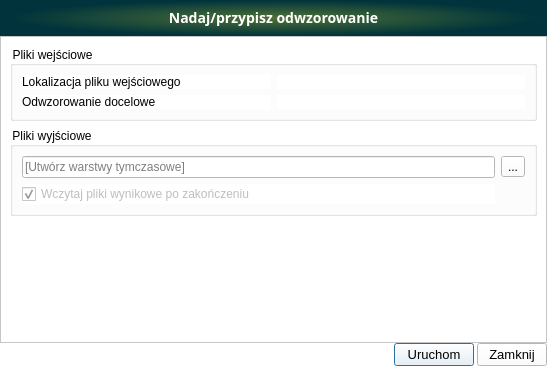
This is SetProjection/UI/SetProjection_UI.ui in eryk918/nmt_analysis_plugin as Qt 5 draws it before an edit. The edited form follows.
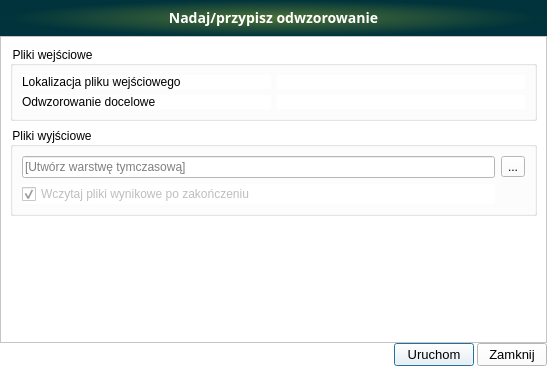
This is the edited form. Icons and pictures are not drawn. Custom widgets are drawn as their Qt base class.

```diff
--- a/SetProjection/UI/SetProjection_UI.ui
+++ b/SetProjection/UI/SetProjection_UI.ui
@@ -183,7 +183,7 @@
          <item row="0" column="0">
           <widget class="QLineEdit" name="wyjscie">
            <property name="placeholderText">
-            <string>[Utwórz warstwy tymczasowe]</string>
+            <string>[Utwórz warstwę tymczasową]</string>
            </property>
           </widget>
          </item>
```
Left out of the diff: 5 changed lines with no effect on the pictures.
